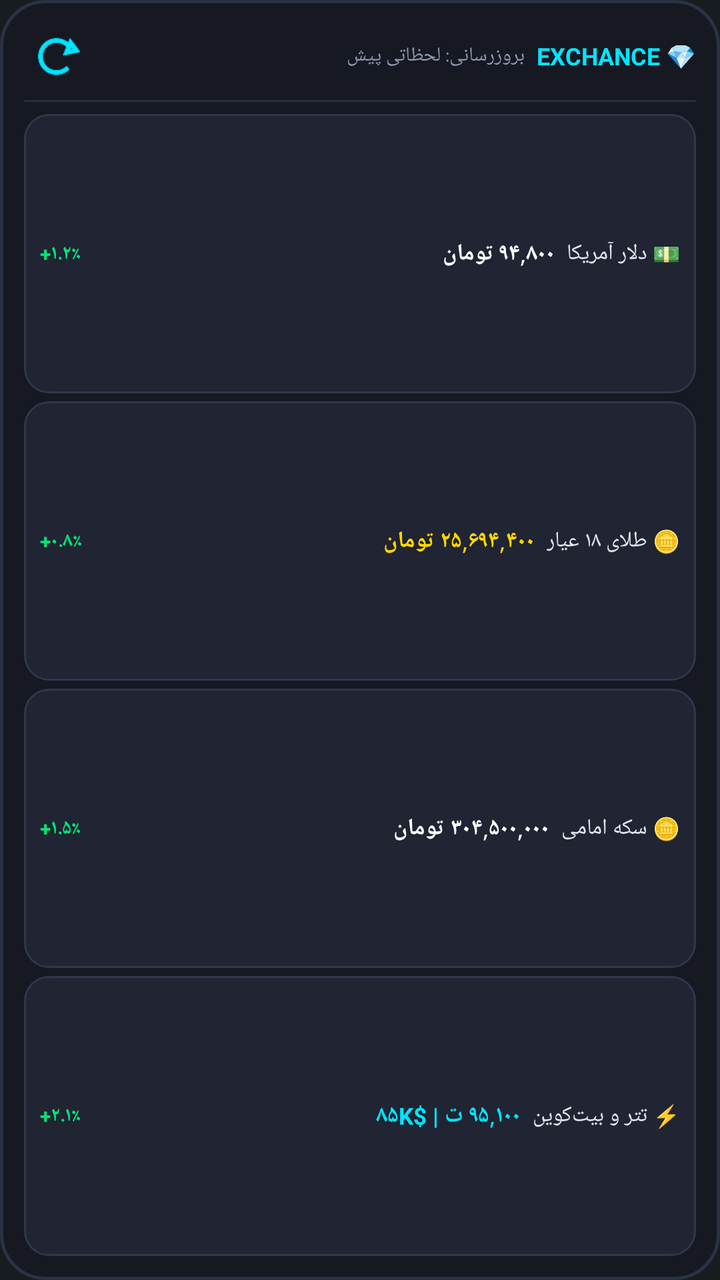
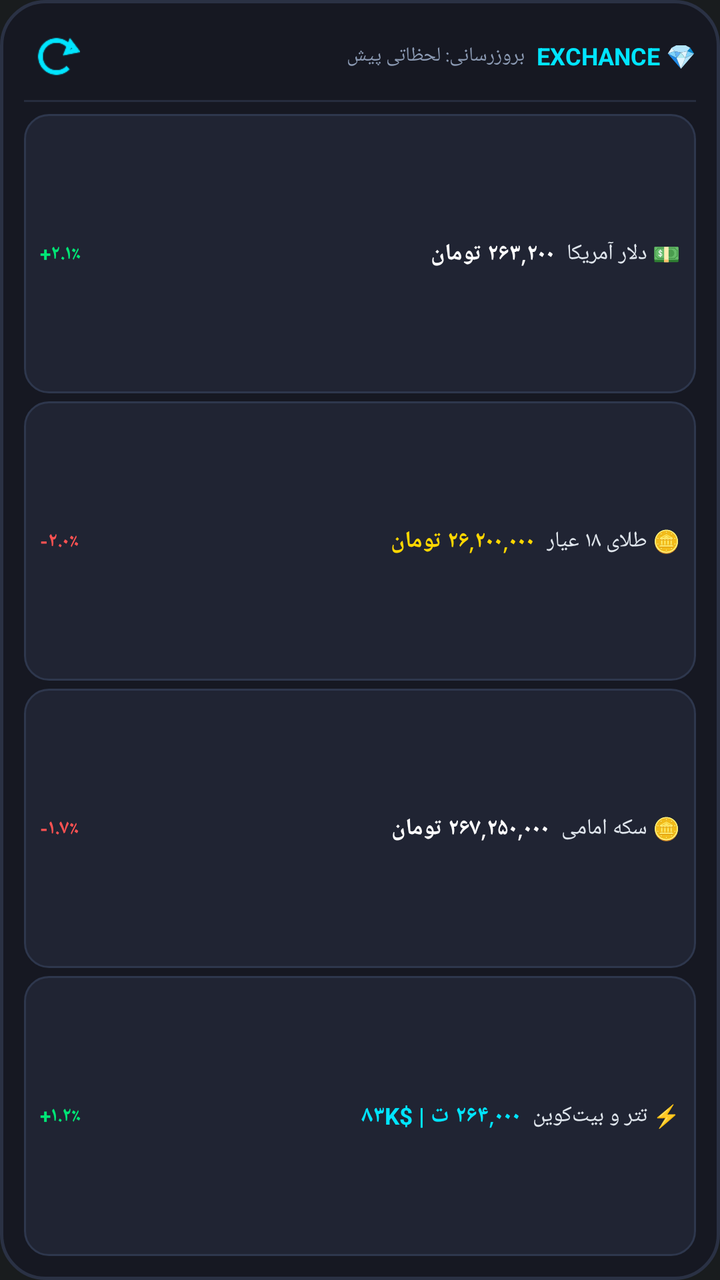

An Android layout rendered at two revisions. The XML below is the earlier revision; the diff shows what the commit changed to produce the second picture.
<!-- AndroidManifest.xml: application theme Theme.MyApplication -->
<!-- res/layout/widget_market_card.xml -->
<?xml version="1.0" encoding="utf-8"?>
<LinearLayout xmlns:android="http://schemas.android.com/apk/res/android"
    android:id="@+id/widget_root"
    android:layout_width="match_parent"
    android:layout_height="match_parent"
    android:background="@drawable/widget_bg"
    android:orientation="vertical"
    android:padding="12dp">

    
    <LinearLayout
        android:layout_width="match_parent"
        android:layout_height="wrap_content"
        android:gravity="center_vertical"
        android:orientation="horizontal">

        
        <ImageView
            android:id="@+id/widget_btn_refresh"
            android:layout_width="32dp"
            android:layout_height="32dp"
            android:padding="4dp"
            android:background="@android:color/transparent"
            android:contentDescription="بروزرسانی نرخ‌ها"
            android:src="@drawable/ic_widget_refresh" />

        
        <TextView
            android:id="@+id/widget_last_updated"
            android:layout_width="0dp"
            android:layout_height="wrap_content"
            android:layout_weight="1"
            android:paddingLeft="6dp"
            android:paddingRight="6dp"
            android:paddingStart="6dp"
            android:paddingEnd="6dp"
            android:text="بروزرسانی: لحظاتی پیش"
            android:textColor="#8C9BB4"
            android:textSize="10sp" />

        
        <TextView
            android:layout_width="wrap_content"
            android:layout_height="wrap_content"
            android:text="EXCHANCE 💎"
            android:textColor="#00E5FF"
            android:textSize="12sp"
            android:textStyle="bold" />
    </LinearLayout>

    
    <ImageView
        android:layout_width="match_parent"
        android:layout_height="1dp"
        android:layout_marginTop="6dp"
        android:layout_marginBottom="6dp"
        android:background="#262D3E"
        android:src="@android:color/transparent" />

    
    <LinearLayout
        android:layout_width="match_parent"
        android:layout_height="0dp"
        android:layout_weight="1"
        android:orientation="vertical">

        
        <LinearLayout
            android:id="@+id/widget_row_usd"
            android:layout_width="match_parent"
            android:layout_height="0dp"
            android:layout_marginBottom="4dp"
            android:layout_weight="1"
            android:background="@drawable/widget_item_bg"
            android:gravity="center_vertical"
            android:orientation="horizontal"
            android:paddingLeft="8dp"
            android:paddingRight="8dp"
            android:paddingStart="8dp"
            android:paddingEnd="8dp">

            <TextView
                android:id="@+id/widget_change_usd"
                android:layout_width="wrap_content"
                android:layout_height="wrap_content"
                android:text="+۱.۲٪"
                android:textColor="#00E676"
                android:textSize="10sp"
                android:textStyle="bold" />

            <TextView
                android:id="@+id/widget_price_usd"
                android:layout_width="0dp"
                android:layout_height="wrap_content"
                android:layout_weight="1"
                android:paddingLeft="6dp"
                android:paddingRight="6dp"
                android:paddingStart="6dp"
                android:paddingEnd="6dp"
                android:text="۹۴,۸۰۰ تومان"
                android:textColor="#FFFFFF"
                android:textSize="11.5sp"
                android:textStyle="bold" />

            <TextView
                android:layout_width="wrap_content"
                android:layout_height="wrap_content"
                android:text="💵 دلار آمریکا"
                android:textColor="#E0E6ED"
                android:textSize="11sp" />
        </LinearLayout>

        
        <LinearLayout
            android:id="@+id/widget_row_gold"
            android:layout_width="match_parent"
            android:layout_height="0dp"
            android:layout_marginBottom="4dp"
            android:layout_weight="1"
            android:background="@drawable/widget_item_bg"
            android:gravity="center_vertical"
            android:orientation="horizontal"
            android:paddingLeft="8dp"
            android:paddingRight="8dp"
            android:paddingStart="8dp"
            android:paddingEnd="8dp">

            <TextView
                android:id="@+id/widget_change_gold"
                android:layout_width="wrap_content"
                android:layout_height="wrap_content"
                android:text="+۰.۸٪"
                android:textColor="#00E676"
                android:textSize="10sp"
                android:textStyle="bold" />

            <TextView
                android:id="@+id/widget_price_gold"
                android:layout_width="0dp"
                android:layout_height="wrap_content"
                android:layout_weight="1"
                android:paddingLeft="6dp"
                android:paddingRight="6dp"
                android:paddingStart="6dp"
                android:paddingEnd="6dp"
                android:text="۲۵,۶۹۴,۴۰۰ تومان"
                android:textColor="#FFD700"
                android:textSize="11.5sp"
                android:textStyle="bold" />

            <TextView
                android:layout_width="wrap_content"
                android:layout_height="wrap_content"
                android:text="🪙 طلای ۱۸ عیار"
                android:textColor="#E0E6ED"
                android:textSize="11sp" />
        </LinearLayout>

        
        <LinearLayout
            android:id="@+id/widget_row_coin"
            android:layout_width="match_parent"
            android:layout_height="0dp"
            android:layout_marginBottom="4dp"
            android:layout_weight="1"
            android:background="@drawable/widget_item_bg"
            android:gravity="center_vertical"
            android:orientation="horizontal"
            android:paddingLeft="8dp"
            android:paddingRight="8dp"
            android:paddingStart="8dp"
            android:paddingEnd="8dp">

            <TextView
                android:id="@+id/widget_change_coin"
                android:layout_width="wrap_content"
                android:layout_height="wrap_content"
                android:text="+۱.۵٪"
                android:textColor="#00E676"
                android:textSize="10sp"
                android:textStyle="bold" />

            <TextView
                android:id="@+id/widget_price_coin"
                android:layout_width="0dp"
                android:layout_height="wrap_content"
                android:layout_weight="1"
                android:paddingLeft="6dp"
                android:paddingRight="6dp"
                android:paddingStart="6dp"
                android:paddingEnd="6dp"
                android:text="۳۰۴,۵۰۰,۰۰۰ تومان"
                android:textColor="#FFFFFF"
                android:textSize="11.5sp"
                android:textStyle="bold" />

            <TextView
                android:layout_width="wrap_content"
                android:layout_height="wrap_content"
                android:text="🪙 سکه امامی"
                android:textColor="#E0E6ED"
                android:textSize="11sp" />
        </LinearLayout>

        
        <LinearLayout
            android:id="@+id/widget_row_crypto"
            android:layout_width="match_parent"
            android:layout_height="0dp"
            android:layout_weight="1"
            android:background="@drawable/widget_item_bg"
            android:gravity="center_vertical"
            android:orientation="horizontal"
            android:paddingLeft="8dp"
            android:paddingRight="8dp"
            android:paddingStart="8dp"
            android:paddingEnd="8dp">

            <TextView
                android:id="@+id/widget_change_crypto"
                android:layout_width="wrap_content"
                android:layout_height="wrap_content"
                android:text="+۲.۱٪"
                android:textColor="#00E676"
                android:textSize="10sp"
                android:textStyle="bold" />

            <TextView
                android:id="@+id/widget_price_crypto"
                android:layout_width="0dp"
                android:layout_height="wrap_content"
                android:layout_weight="1"
                android:paddingLeft="6dp"
                android:paddingRight="6dp"
                android:paddingStart="6dp"
                android:paddingEnd="6dp"
                android:text="۹۵,۱۰۰ ت | $۸۵K"
                android:textColor="#00E5FF"
                android:textSize="11.5sp"
                android:textStyle="bold" />

            <TextView
                android:layout_width="wrap_content"
                android:layout_height="wrap_content"
                android:text="⚡ تتر و بیت‌کوین"
                android:textColor="#E0E6ED"
                android:textSize="11sp" />
        </LinearLayout>
    </LinearLayout>

</LinearLayout>
<!-- resources referenced by this layout -->
<resources>
  <!-- drawable ic_widget_refresh: png bitmap (drawable, 903 bytes) -->
  <!-- drawable widget_bg (drawable) -->
  <?xml version="1.0" encoding="utf-8"?>
  <shape xmlns:android="http://schemas.android.com/apk/res/android"
      android:shape="rectangle">
      <solid android:color="#161822" />
      <stroke
          android:width="1.5dp"
          android:color="#2A3144" />
      <corners android:radius="22dp" />
  </shape>
  <!-- drawable widget_item_bg (drawable) -->
  <?xml version="1.0" encoding="utf-8"?>
  <shape xmlns:android="http://schemas.android.com/apk/res/android"
      android:shape="rectangle">
      <solid android:color="#202433" />
      <stroke
          android:width="1dp"
          android:color="#2E374D" />
      <corners android:radius="12dp" />
  </shape>
  <style name="Theme.MyApplication" parent="android:Theme.DeviceDefault.NoActionBar" />
</resources>

<!-- the commit's change to res/layout/widget_market_card.xml (unified diff, before → after) -->
@@ -83,149 +83,149 @@
                 android:id="@+id/widget_change_usd"
                 android:layout_width="wrap_content"
                 android:layout_height="wrap_content"
+                android:text="+۲.۱٪"
+                android:textColor="#00E676"
+                android:textSize="10sp"
+                android:textStyle="bold" />
+
+            <TextView
+                android:id="@+id/widget_price_usd"
+                android:layout_width="0dp"
+                android:layout_height="wrap_content"
+                android:layout_weight="1"
+                android:paddingLeft="6dp"
+                android:paddingRight="6dp"
+                android:paddingStart="6dp"
+                android:paddingEnd="6dp"
+                android:text="۲۶۳,۲۰۰ تومان"
+                android:textColor="#FFFFFF"
+                android:textSize="11.5sp"
+                android:textStyle="bold" />
+
+            <TextView
+                android:layout_width="wrap_content"
+                android:layout_height="wrap_content"
+                android:text="💵 دلار آمریکا"
+                android:textColor="#E0E6ED"
+                android:textSize="11sp" />
+        </LinearLayout>
+
+        
+        <LinearLayout
+            android:id="@+id/widget_row_gold"
+            android:layout_width="match_parent"
+            android:layout_height="0dp"
+            android:layout_marginBottom="4dp"
+            android:layout_weight="1"
+            android:background="@drawable/widget_item_bg"
+            android:gravity="center_vertical"
+            android:orientation="horizontal"
+            android:paddingLeft="8dp"
+            android:paddingRight="8dp"
+            android:paddingStart="8dp"
+            android:paddingEnd="8dp">
+
+            <TextView
+                android:id="@+id/widget_change_gold"
+                android:layout_width="wrap_content"
+                android:layout_height="wrap_content"
+                android:text="-۲.۰٪"
+                android:textColor="#FF5252"
+                android:textSize="10sp"
+                android:textStyle="bold" />
+
+            <TextView
+                android:id="@+id/widget_price_gold"
+                android:layout_width="0dp"
+                android:layout_height="wrap_content"
+                android:layout_weight="1"
+                android:paddingLeft="6dp"
+                android:paddingRight="6dp"
+                android:paddingStart="6dp"
+                android:paddingEnd="6dp"
+                android:text="۲۶,۲۰۰,۰۰۰ تومان"
+                android:textColor="#FFD700"
+                android:textSize="11.5sp"
+                android:textStyle="bold" />
+
+            <TextView
+                android:layout_width="wrap_content"
+                android:layout_height="wrap_content"
+                android:text="🪙 طلای ۱۸ عیار"
+                android:textColor="#E0E6ED"
+                android:textSize="11sp" />
+        </LinearLayout>
+
+        
+        <LinearLayout
+            android:id="@+id/widget_row_coin"
+            android:layout_width="match_parent"
+            android:layout_height="0dp"
+            android:layout_marginBottom="4dp"
+            android:layout_weight="1"
+            android:background="@drawable/widget_item_bg"
+            android:gravity="center_vertical"
+            android:orientation="horizontal"
+            android:paddingLeft="8dp"
+            android:paddingRight="8dp"
+            android:paddingStart="8dp"
+            android:paddingEnd="8dp">
+
+            <TextView
+                android:id="@+id/widget_change_coin"
+                android:layout_width="wrap_content"
+                android:layout_height="wrap_content"
+                android:text="-۱.۷٪"
+                android:textColor="#FF5252"
+                android:textSize="10sp"
+                android:textStyle="bold" />
+
+            <TextView
+                android:id="@+id/widget_price_coin"
+                android:layout_width="0dp"
+                android:layout_height="wrap_content"
+                android:layout_weight="1"
+                android:paddingLeft="6dp"
+                android:paddingRight="6dp"
+                android:paddingStart="6dp"
+                android:paddingEnd="6dp"
+                android:text="۲۶۷,۲۵۰,۰۰۰ تومان"
+                android:textColor="#FFFFFF"
+                android:textSize="11.5sp"
+                android:textStyle="bold" />
+
+            <TextView
+                android:layout_width="wrap_content"
+                android:layout_height="wrap_content"
+                android:text="🪙 سکه امامی"
+                android:textColor="#E0E6ED"
+                android:textSize="11sp" />
+        </LinearLayout>
+
+        
+        <LinearLayout
+            android:id="@+id/widget_row_crypto"
+            android:layout_width="match_parent"
+            android:layout_height="0dp"
+            android:layout_weight="1"
+            android:background="@drawable/widget_item_bg"
+            android:gravity="center_vertical"
+            android:orientation="horizontal"
+            android:paddingLeft="8dp"
+            android:paddingRight="8dp"
+            android:paddingStart="8dp"
+            android:paddingEnd="8dp">
+
+            <TextView
+                android:id="@+id/widget_change_crypto"
+                android:layout_width="wrap_content"
+                android:layout_height="wrap_content"
                 android:text="+۱.۲٪"
                 android:textColor="#00E676"
                 android:textSize="10sp"
                 android:textStyle="bold" />
 
             <TextView
-                android:id="@+id/widget_price_usd"
-                android:layout_width="0dp"
-                android:layout_height="wrap_content"
-                android:layout_weight="1"
-                android:paddingLeft="6dp"
-                android:paddingRight="6dp"
-                android:paddingStart="6dp"
-                android:paddingEnd="6dp"
-                android:text="۹۴,۸۰۰ تومان"
-                android:textColor="#FFFFFF"
-                android:textSize="11.5sp"
-                android:textStyle="bold" />
-
-            <TextView
-                android:layout_width="wrap_content"
-                android:layout_height="wrap_content"
-                android:text="💵 دلار آمریکا"
-                android:textColor="#E0E6ED"
-                android:textSize="11sp" />
-        </LinearLayout>
-
-        
-        <LinearLayout
-            android:id="@+id/widget_row_gold"
-            android:layout_width="match_parent"
-            android:layout_height="0dp"
-            android:layout_marginBottom="4dp"
-            android:layout_weight="1"
-            android:background="@drawable/widget_item_bg"
-            android:gravity="center_vertical"
-            android:orientation="horizontal"
-            android:paddingLeft="8dp"
-            android:paddingRight="8dp"
-            android:paddingStart="8dp"
-            android:paddingEnd="8dp">
-
-            <TextView
-                android:id="@+id/widget_change_gold"
-                android:layout_width="wrap_content"
-                android:layout_height="wrap_content"
-                android:text="+۰.۸٪"
-                android:textColor="#00E676"
-                android:textSize="10sp"
-                android:textStyle="bold" />
-
-            <TextView
-                android:id="@+id/widget_price_gold"
-                android:layout_width="0dp"
-                android:layout_height="wrap_content"
-                android:layout_weight="1"
-                android:paddingLeft="6dp"
-                android:paddingRight="6dp"
-                android:paddingStart="6dp"
-                android:paddingEnd="6dp"
-                android:text="۲۵,۶۹۴,۴۰۰ تومان"
-                android:textColor="#FFD700"
-                android:textSize="11.5sp"
-                android:textStyle="bold" />
-
-            <TextView
-                android:layout_width="wrap_content"
-                android:layout_height="wrap_content"
-                android:text="🪙 طلای ۱۸ عیار"
-                android:textColor="#E0E6ED"
-                android:textSize="11sp" />
-        </LinearLayout>
-
-        
-        <LinearLayout
-            android:id="@+id/widget_row_coin"
-            android:layout_width="match_parent"
-            android:layout_height="0dp"
-            android:layout_marginBottom="4dp"
-            android:layout_weight="1"
-            android:background="@drawable/widget_item_bg"
-            android:gravity="center_vertical"
-            android:orientation="horizontal"
-            android:paddingLeft="8dp"
-            android:paddingRight="8dp"
-            android:paddingStart="8dp"
-            android:paddingEnd="8dp">
-
-            <TextView
-                android:id="@+id/widget_change_coin"
-                android:layout_width="wrap_content"
-                android:layout_height="wrap_content"
-                android:text="+۱.۵٪"
-                android:textColor="#00E676"
-                android:textSize="10sp"
-                android:textStyle="bold" />
-
-            <TextView
-                android:id="@+id/widget_price_coin"
-                android:layout_width="0dp"
-                android:layout_height="wrap_content"
-                android:layout_weight="1"
-                android:paddingLeft="6dp"
-                android:paddingRight="6dp"
-                android:paddingStart="6dp"
-                android:paddingEnd="6dp"
-                android:text="۳۰۴,۵۰۰,۰۰۰ تومان"
-                android:textColor="#FFFFFF"
-                android:textSize="11.5sp"
-                android:textStyle="bold" />
-
-            <TextView
-                android:layout_width="wrap_content"
-                android:layout_height="wrap_content"
-                android:text="🪙 سکه امامی"
-                android:textColor="#E0E6ED"
-                android:textSize="11sp" />
-        </LinearLayout>
-
-        
-        <LinearLayout
-            android:id="@+id/widget_row_crypto"
-            android:layout_width="match_parent"
-            android:layout_height="0dp"
-            android:layout_weight="1"
-            android:background="@drawable/widget_item_bg"
-            android:gravity="center_vertical"
-            android:orientation="horizontal"
-            android:paddingLeft="8dp"
-            android:paddingRight="8dp"
-            android:paddingStart="8dp"
-            android:paddingEnd="8dp">
-
-            <TextView
-                android:id="@+id/widget_change_crypto"
-                android:layout_width="wrap_content"
-                android:layout_height="wrap_content"
-                android:text="+۲.۱٪"
-                android:textColor="#00E676"
-                android:textSize="10sp"
-                android:textStyle="bold" />
-
-            <TextView
                 android:id="@+id/widget_price_crypto"
                 android:layout_width="0dp"
                 android:layout_height="wrap_content"
@@ -234,7 +234,7 @@
                 android:paddingRight="6dp"
                 android:paddingStart="6dp"
                 android:paddingEnd="6dp"
-                android:text="۹۵,۱۰۰ ت | $۸۵K"
+                android:text="۲۶۴,۰۰۰ ت | $۸۳K"
                 android:textColor="#00E5FF"
                 android:textSize="11.5sp"
                 android:textStyle="bold" />
